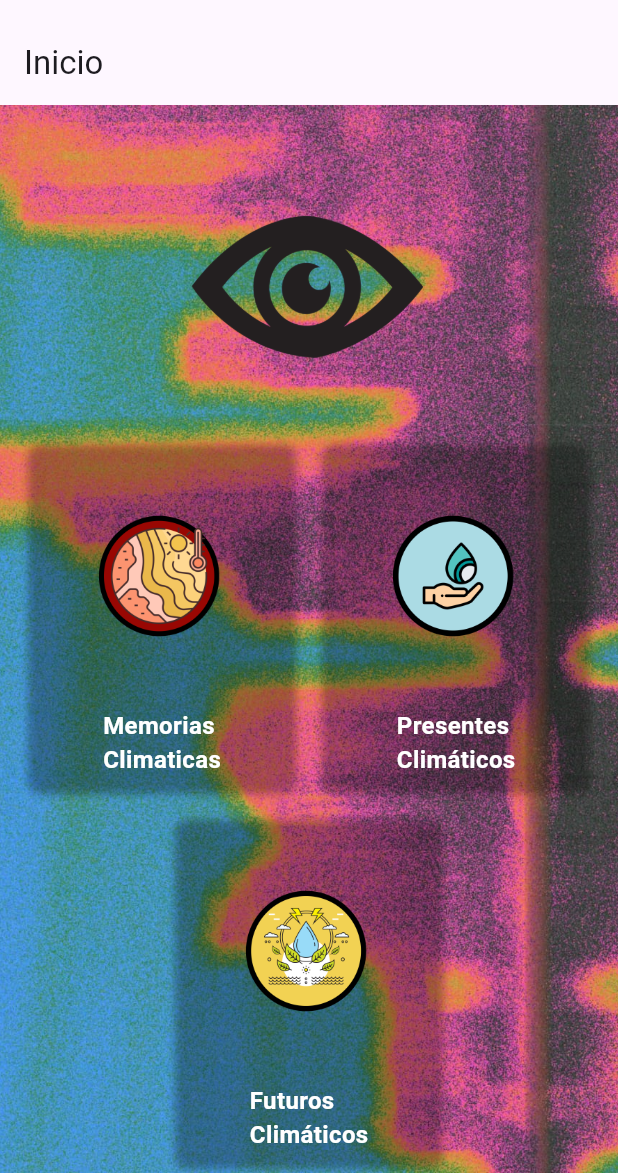
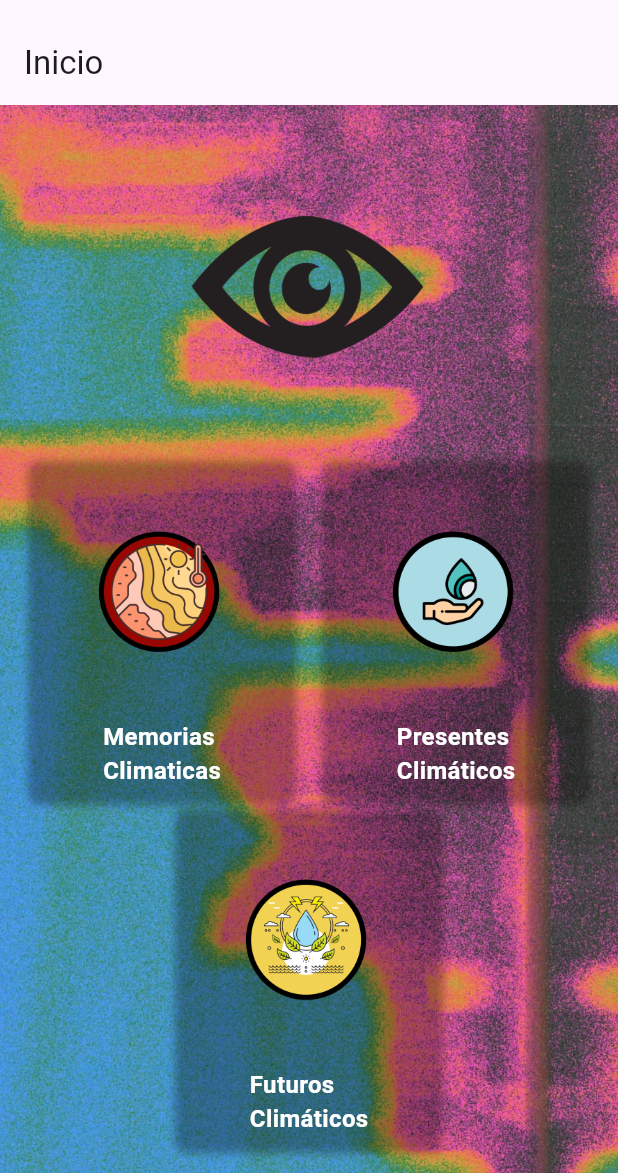
Before and after one commit to Zycky/Geoescopio, a Flutter app: the screen it shows after launch, on a phone screen of 412 x 824 dp, the part 63-1236 px from its top. Run offline on Flutter 3.47's test engine with Material 3 defaults, Android fonts, the phone set to English and light mode, and no system bars; our stand-ins replace concentric_transition, sidebarx.

Commit message:
no se arregla nada

```diff
--- a/lib/routes/home_page.dart
+++ b/lib/routes/home_page.dart
@@ -27,7 +27,7 @@ class HomePage extends StatelessWidget {
               child: Center(
                 child: Wrap(
                   spacing: 20, // Espacio horizontal entre los elementos
-                  runSpacing: 20, // Espacio vertical entre las filas de elementos
+                  runSpacing: 5, // Espacio vertical entre las filas de elementos
                   alignment: WrapAlignment.center, // Alineación horizontal
                   children: [
                     _buildImageButton(
@@ -90,7 +90,7 @@ class HomePage extends StatelessWidget {
               height: 160, // Ajusta el tamaño de la imagen
             ),
           ),
-          SizedBox(height: 8),
+          SizedBox(height: 5),
           Text(
             label,
             style: TextStyle(
--- a/lib/routes/pluriversos.dart
+++ b/lib/routes/pluriversos.dart
@@ -13,7 +13,6 @@ class PageData {
 
   const PageData({
     this.title,
-
     this.bgColor = Colors.white,
     this.textColor = Colors.black,
     this.videoUrl,
```
